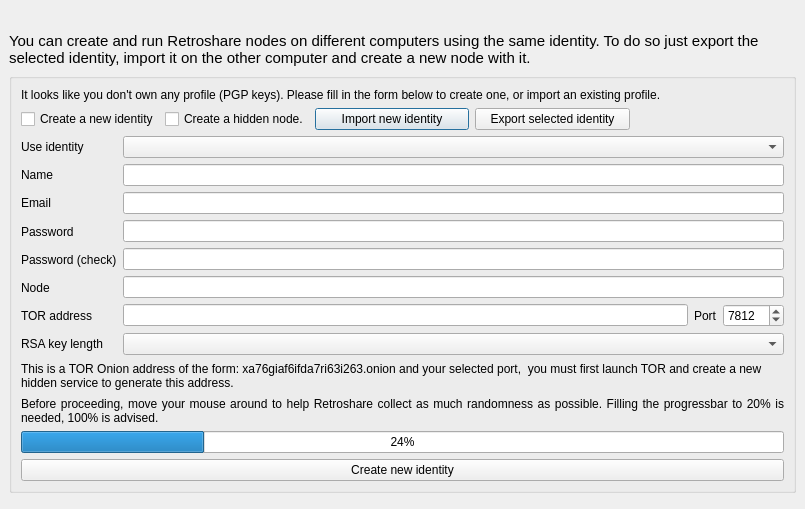
Old version of the form retroshare-gui/src/gui/GenCertDialog.ui in the repository RetroShare/RetroShare.
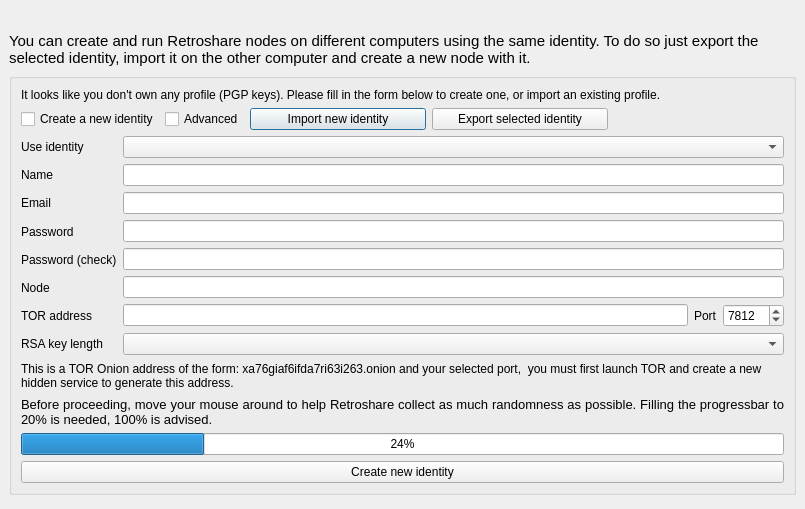
New version of the form. Icons and pictures are not drawn. Custom widgets are drawn as their Qt base class.

Commit message: Hide by default key length combobox, for advanced users get visible via advanced checkbox Set stylesheet for a Info Label Changed Window icon to higher resolution

```diff
--- a/retroshare-gui/src/gui/GenCertDialog.ui
+++ b/retroshare-gui/src/gui/GenCertDialog.ui
@@ -130,7 +130,7 @@
               <string>Your profile is associated with a PGP key</string>
              </property>
              <property name="text">
-              <string>Create a hidden node.</string>
+              <string>Advanced</string>
              </property>
              <property name="icon">
               <iconset resource="images.qrc">
@@ -376,6 +376,11 @@
          </item>
          <item row="4" column="0">
           <widget class="QLabel" name="entropy_label">
+           <property name="font">
+            <font>
+             <pointsize>10</pointsize>
+            </font>
+           </property>
            <property name="text">
             <string>&lt;html&gt;&lt;head/&gt;&lt;body&gt;&lt;p align=&quot;justify&quot;&gt;Before proceeding, move your mouse around to help Retroshare collect as much randomness as possible. Filling the progressbar to 20% is needed, 100% is advised.&lt;/p&gt;&lt;/body&gt;&lt;/html&gt;</string>
            </property>
```
Left out of the diff: 8 changed lines with no effect on the pictures. The commit also changes 2 other files.
